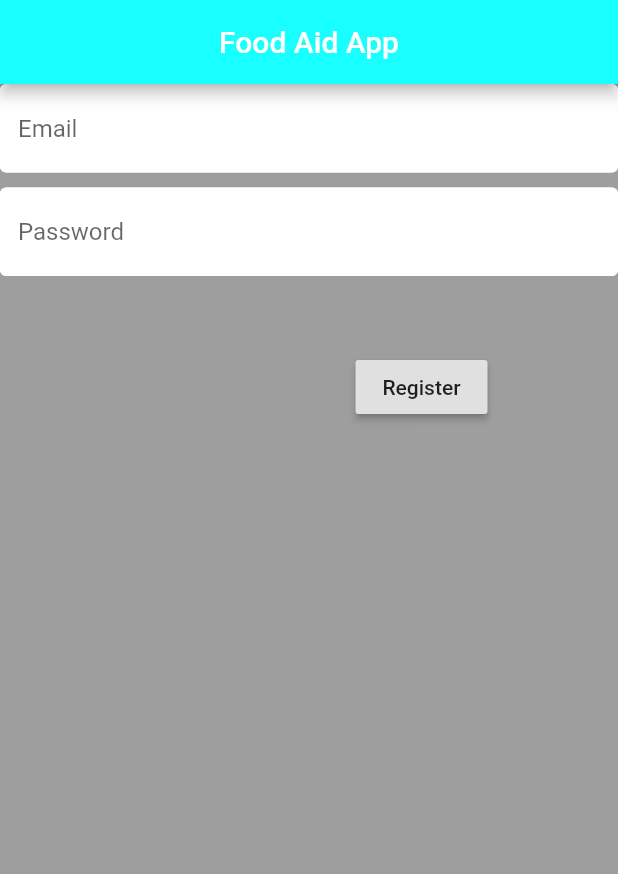
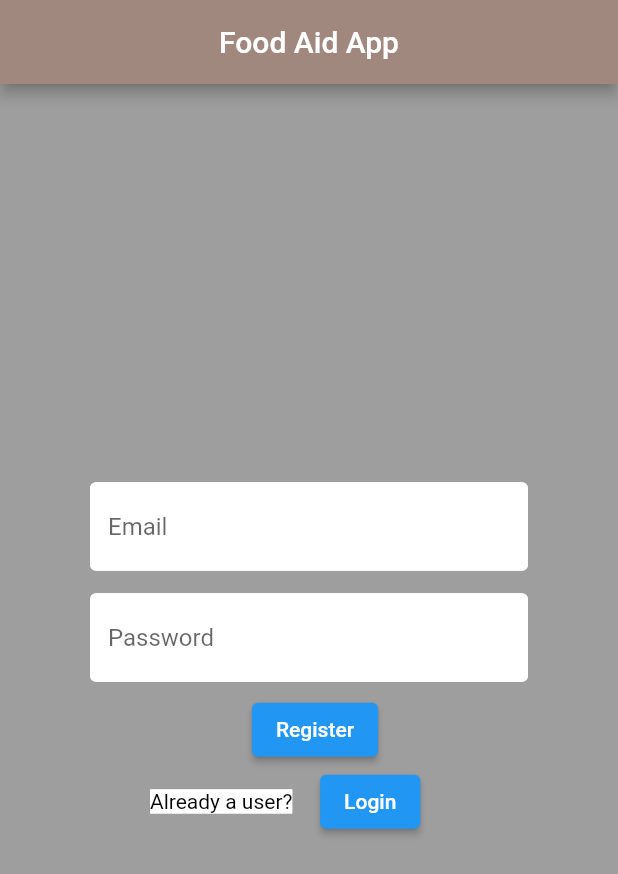
Before and after one commit to sushanth-hrn/Flutter, a Flutter app: the screen it shows after launch, on a phone screen of 412 x 824 dp. Shown: the top 874 px of the screen. Run offline on Flutter 3.47's test engine with Material 2 defaults, Android fonts, the phone set to English and light mode, and no system bars; our stand-ins replace cloud_firestore, cloud_functions, firebase_auth, firebase_core; accounts and stored records are empty.

Commit message:
signin and signup

```diff
--- a/lib/screens/authenticate/authenticate.dart
+++ b/lib/screens/authenticate/authenticate.dart
@@ -1,4 +1,5 @@
 import 'package:flutter/material.dart';
+import 'package:food_aid/screens/authenticate/sign_in.dart';
 import 'package:food_aid/screens/authenticate/sign_up.dart';
 
 class Authenticate extends StatefulWidget {
@@ -9,14 +10,6 @@ class Authenticate extends StatefulWidget {
 class _AuthenticateState extends State<Authenticate> {
   @override
   Widget build(BuildContext context) {
-    return Scaffold(
-      appBar: AppBar(
-        title: Text('Food Aid App'),
-        centerTitle: true,
-        backgroundColor: Colors.cyanAccent,
-      ),
-      backgroundColor: Colors.grey,
-      body: SignUp(),
-    );
+    return SignUp();
   }
 }
--- a/lib/screens/authenticate/sign_up.dart
+++ b/lib/screens/authenticate/sign_up.dart
@@ -1,4 +1,5 @@
 import 'package:flutter/material.dart';
+import 'package:food_aid/screens/authenticate/sign_in.dart';
 
 class SignUp extends StatefulWidget {
   @override
@@ -13,20 +14,31 @@ class _SignUpState extends State<SignUp> {
 
   @override
   Widget build(BuildContext context) {
-    return Form(
+    return Scaffold(
+      appBar: AppBar(
+        title: Text('Food Aid App'),
+        centerTitle: true,
+        backgroundColor: Colors.brown[300],
+      ),
+      backgroundColor: Colors.grey,
+      body: Form(
         key: _formKey,
         child: Column(
+          mainAxisAlignment: MainAxisAlignment.center,
           children: <Widget>[
-          TextFormField(
+            Container(
+              padding: EdgeInsets.fromLTRB(60.0, 0.0, 60.0, 0.0),
+              child: TextFormField(
                 decoration: InputDecoration(
                     hintText: 'Email',
                     fillColor: Colors.white,
                     filled: true,
                     enabledBorder: OutlineInputBorder(
-                    borderSide: BorderSide(color: Colors.white, width: 2.0)),
+                        borderSide:
+                            BorderSide(color: Colors.white, width: 2.0)),
                     focusedBorder: OutlineInputBorder(
                         borderSide:
-                        BorderSide(color: Colors.cyanAccent, width: 2.0))),
+                            BorderSide(color: Colors.brown[200], width: 2.0))),
                 validator: (val) {
                   if (val.isEmpty) {
                     return "Enter email";
@@ -39,19 +51,23 @@ class _SignUpState extends State<SignUp> {
                   });
                 },
               ),
+            ),
             SizedBox(
-            height: 10.0,
+              height: 15.0,
             ),
-          TextFormField(
+            Container(
+              padding: EdgeInsets.fromLTRB(60.0, 0.0, 60.0, 0.0),
+              child: TextFormField(
                 decoration: InputDecoration(
                     hintText: 'Password',
                     fillColor: Colors.white,
                     filled: true,
                     enabledBorder: OutlineInputBorder(
-                    borderSide: BorderSide(color: Colors.white, width: 2.0)),
+                        borderSide:
+                            BorderSide(color: Colors.white, width: 2.0)),
                     focusedBorder: OutlineInputBorder(
                         borderSide:
-                        BorderSide(color: Colors.cyanAccent, width: 2.0))),
+                            BorderSide(color: Colors.brown[200], width: 2.0))),
                 obscureText: true,
                 validator: (val) {
                   if (val.length < 6) {
@@ -65,12 +81,13 @@ class _SignUpState extends State<SignUp> {
                   });
                 },
               ),
+            ),
             SizedBox(
-            height: 10.0,
+              height: 0.0,
             ),
-          Container(
-              padding: EdgeInsets.only(left: 150.0, top: 40.0),
-              child: RaisedButton(
+            Padding(
+              padding: EdgeInsets.fromLTRB(8.0, 8.0, 0.0, 0.0),
+              child: ElevatedButton(
                 child: Text('Register'),
                 onPressed: () {
                   if (_formKey.currentState.validate()) {
@@ -78,8 +95,39 @@ class _SignUpState extends State<SignUp> {
                     print(password);
                   }
                 },
-              )),
+              ),
+            ),
+            Padding(
+              padding: const EdgeInsets.only(left: 90.0),
+              child: Row(
+                children: [
+                  Padding(
+                    padding: const EdgeInsets.all(10.0),
+                    child: Text(
+                      'Already a user? ',
+                      style: TextStyle(
+                        color: Colors.black,
+                        backgroundColor: Colors.white,
+                      ),
+                    ),
+                  ),
+                  SizedBox(
+                    width: 5.0,
+                  ),
+                  ElevatedButton(
+                    child: Text('Login'),
+                    onPressed: () {
+                      Navigator.push(context,
+                          MaterialPageRoute(builder: (context) {
+                        return SignIn();
+                      }));
+                    },
+                  ),
                 ],
+              ),
+            )
+          ],
+        ),
       ),
     );
   }
```
Also changed, not shown: lib/screens/authenticate/sign_in.dart (+56 -14 lines). Lines whose indentation alone changed are shown as unchanged.
